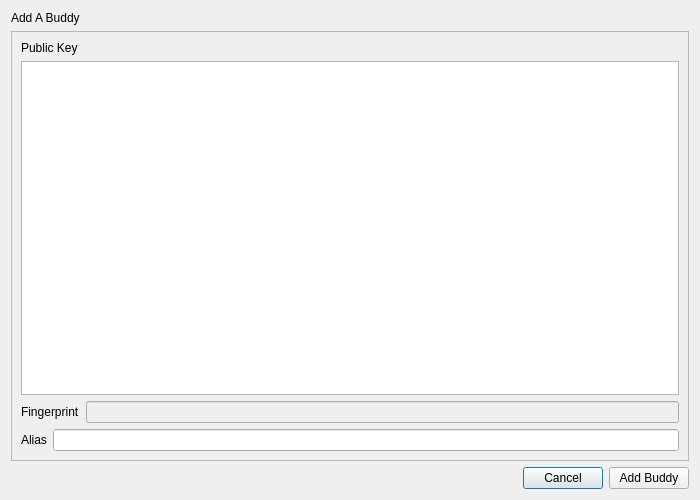
k3an3/InshtantMeshenger, file inshtant_meshenger/inshtant_meshenger_gui/addbuddy.ui: the form before one commit.
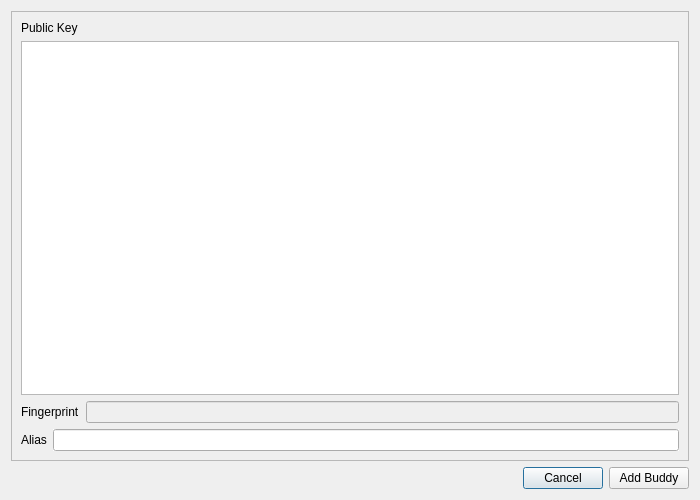
The form after the commit.

```diff
--- a/inshtant_meshenger/inshtant_meshenger_gui/addbuddy.ui
+++ b/inshtant_meshenger/inshtant_meshenger_gui/addbuddy.ui
@@ -14,13 +14,6 @@
    <string>Dialog</string>
   </property>
   <layout class="QVBoxLayout" name="verticalLayout_2">
-   <item>
-    <widget class="QLabel" name="label_3">
-     <property name="text">
-      <string>Add A Buddy</string>
-     </property>
-    </widget>
-   </item>
    <item>
     <widget class="QFrame" name="frame">
      <property name="frameShape">
```
Left out of the diff: 2 changed lines with no effect on the pictures.
